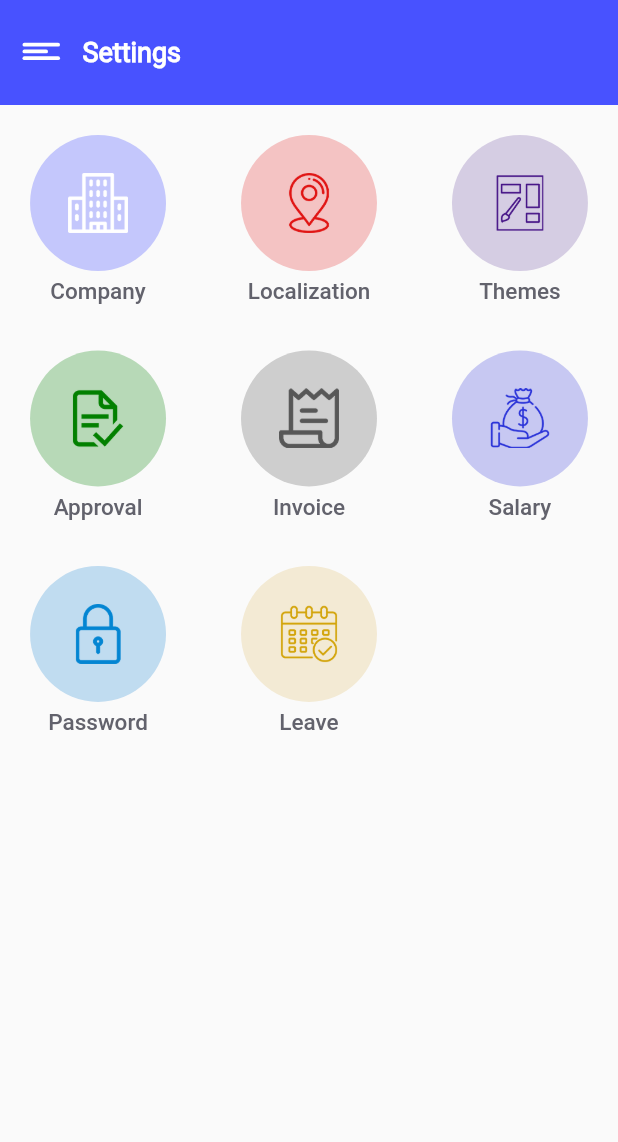
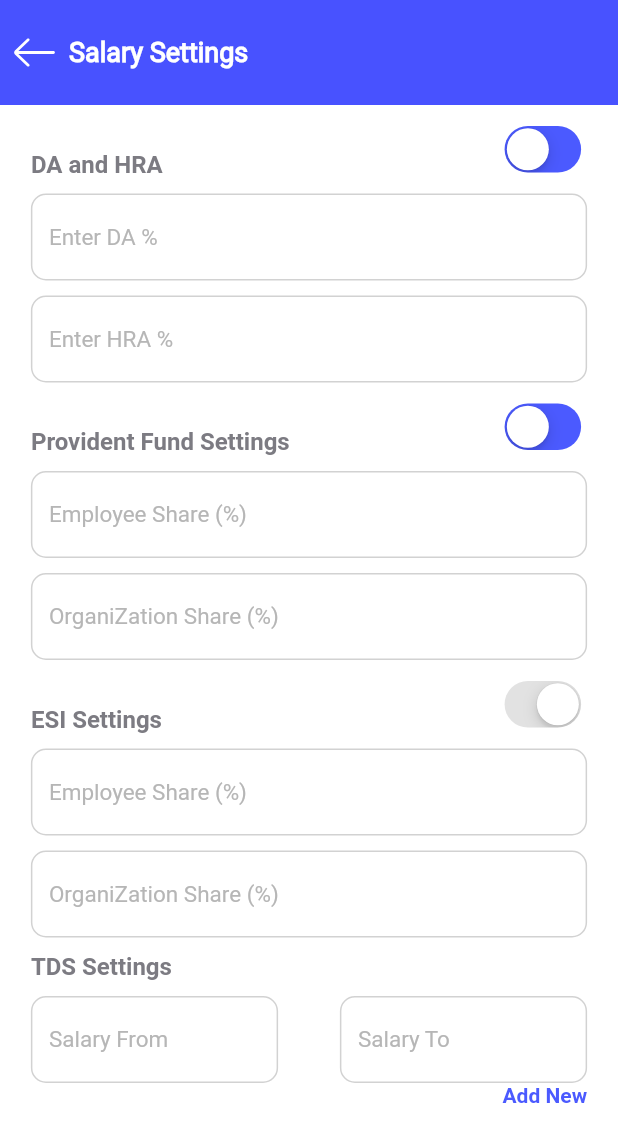
Before and after one commit to bala-619/payroll, a Flutter app: the Settings screen opened directly with empty values, after a tap on "Salary", on a phone screen of 412 x 824 dp. Shown: the top 1142 px of the screen. Run offline on Flutter 3.47's test engine with Material 2 defaults, Android fonts, the phone set to English and light mode, and no system bars; our stand-ins replace flutter_svg.

Commit message:
salarySettings,salarySettingtextFieldWidget

```diff
--- a/lib/pages/mainpage/settings.dart
+++ b/lib/pages/mainpage/settings.dart
@@ -1,6 +1,7 @@
 import 'package:flutter/material.dart';
 import 'package:payroll/model/settingsModel.dart';
 import 'package:payroll/pages/settings/approvalSettings.dart';
+import 'package:payroll/pages/settings/salarySettings.dart';
 import 'package:payroll/pages/settings/theme-file.dart';
 import 'package:payroll/widgets/navigationBarIcon.dart';
 
@@ -73,12 +74,15 @@ class _SettingsState extends State<Settings> {
                   else if(i==3){
                     Navigator.push(context, MaterialPageRoute(builder: (context)=>ApprovalSettings()),);
                   }
+                  else if(i==5){
+                    Navigator.push(context, MaterialPageRoute(builder: (context)=>SalarySettings()),);
+                  }
                 },
                 child:  Column(
                   children: [
                     Container(
-                      width: width*0.22,
-                      height: width*0.22,
+                      width: width*0.20,
+                      height: width*0.20,
                       decoration: BoxDecoration(
                         shape: BoxShape.circle,
                        // borderRadius: BorderRadius.all( Radius.circular(50)),
--- a/lib/pages/settings/approvalSettings.dart
+++ b/lib/pages/settings/approvalSettings.dart
@@ -1,7 +1,7 @@
 import 'package:flutter/cupertino.dart';
 import 'package:flutter/material.dart';
 import 'package:flutter_svg/svg.dart';
-import 'package:payroll/model/themeModule.dart';
+
 
 
 class ApprovalSettings extends StatefulWidget {
--- /dev/null
+++ b/lib/pages/settings/salarySettings.dart
@@ -0,0 +1,184 @@
+import 'package:flutter/cupertino.dart';
+import 'package:flutter/material.dart';
+import 'package:flutter_svg/svg.dart';
+import 'package:payroll/widgets/companySettingsTextField.dart';
+import 'package:payroll/widgets/salarySettingsTextField.dart';
+
+
+
+class SalarySettings extends StatefulWidget {
+
+
+  @override
+  _SalarySettingsState createState() => _SalarySettingsState();
+}
+
+class _SalarySettingsState extends State<SalarySettings> {
+  GlobalKey <ScaffoldState> scaffoldkey=new GlobalKey<ScaffoldState>();
+
+  bool theme=false;
+  bool theme1=false;
+  bool theme2=true;
+  @override
+  late  double width,height,width2;
+  Widget build(BuildContext context) {
+    width=MediaQuery.of(context).size.width;
+    height=MediaQuery.of(context).size.height;
+    width2=width-16;
+    return SafeArea(
+      child: Scaffold(
+        body: Container(
+          color:Colors.white,
+          child: Column(
+            children: [
+              Container(
+                width: width,
+                height: 70,
+                color: Color(0xff4852FF),
+                child: Row(
+                  children: [
+                    Padding(
+                      padding: const EdgeInsets.only(left:8.0, right: 8.0),
+                      child: GestureDetector(
+                        onTap: (){
+                          Navigator.pop(context,);
+                        },
+                        child: SvgPicture.asset("assets/login/backward-01.svg",width: 30,color:Colors.white ,),
+                      ),
+                    ),
+                    Container(
+                      child: Text('Salary Settings',style: TextStyle(color: Color(0xffffffff),fontSize: 18,fontWeight: FontWeight.bold,fontFamily: 'RR'),),
+                    ),
+                  ],
+                ),
+              ),
+              SizedBox(height: 10.0,),
+              Container(
+                width: width*0.9,
+                height: height-140,
+                child: SingleChildScrollView(
+                  scrollDirection: Axis.vertical,
+                  child: Column(
+                    children: [
+                      Row(
+                        mainAxisAlignment: MainAxisAlignment.spaceBetween,
+                        crossAxisAlignment: CrossAxisAlignment.end,
+                        children: [
+                          Container(
+                              child: Text('DA and HRA',style: TextStyle(color: Color(0xff7C7B82),fontSize: 16,fontFamily: 'RB'),)
+                          ),
+                          Container(
+                            child: CupertinoSwitch(
+                              value:theme,
+                              activeColor: Color(0xffE2E2E2),
+                              trackColor: Color(0xff4B5AFF),
+                              onChanged: (bool value)
+                              {
+                                setState(() {
+                                  theme=value;
+                                });
+                              },
+                            ),
+                          ),
+                        ],
+                      ),
+                      SizedBox(height: 10,),
+                      SalarySettingsTextField(hintText: "Enter DA %", ),
+                      SizedBox(height: 10,),
+                      SalarySettingsTextField(hintText: "Enter HRA %", ),
+                      SizedBox(height: 10,),
+                      Row(
+                        mainAxisAlignment: MainAxisAlignment.spaceBetween,
+                        crossAxisAlignment: CrossAxisAlignment.end,
+                        children: [
+                          Container(
+                              child: Text('Provident Fund Settings',style: TextStyle(color: Color(0xff7C7B82),fontSize: 16,fontFamily: 'RB'),)
+                          ),
+                          Container(
+                            child: CupertinoSwitch(
+                              value:theme1,
+                              activeColor: Color(0xffE2E2E2),
+                              trackColor: Color(0xff4B5AFF),
+                              onChanged: (bool value)
+                              {
+                                setState(() {
+                                  theme1=value;
+                                });
+                              },
+                            ),
+                          ),
+                        ],
+                      ),
+                      SizedBox(height: 10,),
+                      SalarySettingsTextField(hintText: "Employee Share (%)", ),
+                      SizedBox(height: 10,),
+                      SalarySettingsTextField(hintText: "OrganiZation Share (%)", ),
+                      SizedBox(height: 10,),
+                      Row(
+                        mainAxisAlignment: MainAxisAlignment.spaceBetween,
+                        crossAxisAlignment: CrossAxisAlignment.end,
+                        children: [
+                          Container(
+                              child: Text('ESI Settings',style: TextStyle(color: Color(0xff7C7B82),fontSize: 16,fontFamily: 'RB'),)
+                          ),
+                          Container(
+                            child: CupertinoSwitch(
+                              value:theme2,
+                              activeColor: Color(0xffE2E2E2),
+                              trackColor: Color(0xff4B5AFF),
+                              onChanged: (bool value)
+                              {
+                                setState(() {
+                                  theme2=value;
+                                });
+                              },
+                            ),
+                          ),
+                        ],
+                      ),
+                      SizedBox(height: 10,),
+                      SalarySettingsTextField(hintText: "Employee Share (%)", ),
+                      SizedBox(height: 10,),
+                      SalarySettingsTextField(hintText: "OrganiZation Share (%)", ),
+                      SizedBox(height: 10,),
+                      Align(
+                        alignment: AlignmentDirectional.centerStart,
+                        child: Container(
+                            child: Text('TDS Settings',style: TextStyle(color: Color(0xff7C7B82),fontSize: 16,fontFamily: 'RB'),)
+                        ),
+                      ),
+                      SizedBox(height: 10,),
+                      Row(
+                        mainAxisAlignment: MainAxisAlignment.spaceBetween,
+                        crossAxisAlignment: CrossAxisAlignment.center,
+                        children: [
+
+                          Container(
+                            width:width*0.4,
+                              child: SalarySettingsTextField(hintText: "Salary From", )),
+                          Container(
+                              width:width*0.4,
+                              child: SalarySettingsTextField(hintText: "Salary To", )),
+                        ],
+                      ),
+                      Align(
+                        alignment: AlignmentDirectional.centerEnd,
+                        child: Container(
+                            child: Text('Add New',style: TextStyle(color: Color(0xff4B5AFF),fontSize: 14,fontFamily: 'RB'),)
+                        ),
+                      ),
+
+                    ],
+                  ),
+                ),
+              ),
+
+            ],
+          ),
+        ),
+
+      ),
+    );
+  }
+
+}
--- /dev/null
+++ b/lib/widgets/salarySettingsTextField.dart
@@ -0,0 +1,33 @@
+import 'package:flutter/material.dart';
+
+class SalarySettingsTextField extends StatelessWidget {
+  String hintText;
+  SalarySettingsTextField({required this.hintText});
+
+  @override
+  Widget build(BuildContext context) {
+    return TextField(
+      // controller: _text1,
+      textAlignVertical: TextAlignVertical.center,
+      textAlign: TextAlign.left,
+      maxLines: 1,
+      style:TextStyle(fontSize: 15,fontFamily:'RR',color:Color(0xff7F7F7F),),
+
+      decoration: InputDecoration(
+        fillColor: Color(0xffffffff),
+        enabledBorder: OutlineInputBorder(
+            borderRadius: BorderRadius.circular(10.0),
+            borderSide: BorderSide(color: Color(0xffD2D2D2))
+        ),
+        focusedBorder: OutlineInputBorder(
+          borderSide: BorderSide(color: Color(0xff929BC4)),
+          borderRadius: BorderRadius.circular(10.0),
+        ),
+        hintText: hintText,
+        hintStyle:TextStyle(fontSize: 15,fontFamily:'RR',color:Color(0xffB6B6B6)),
+
+      ),
+
+    );
+  }
+}
```
